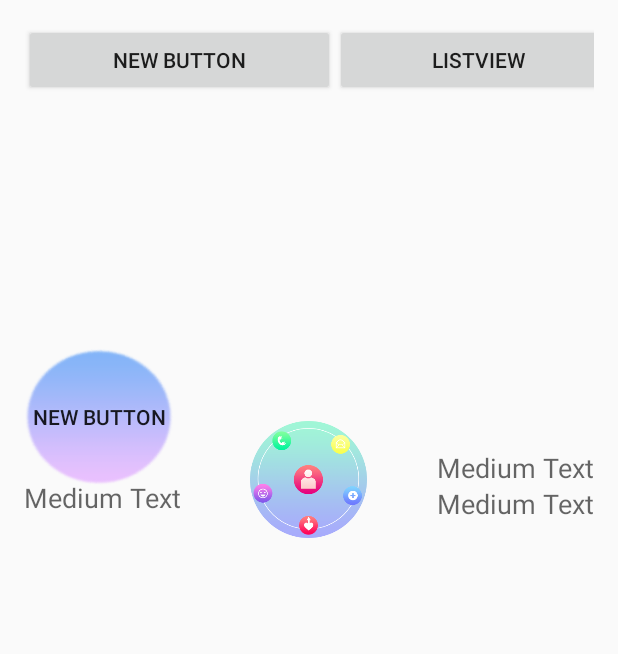
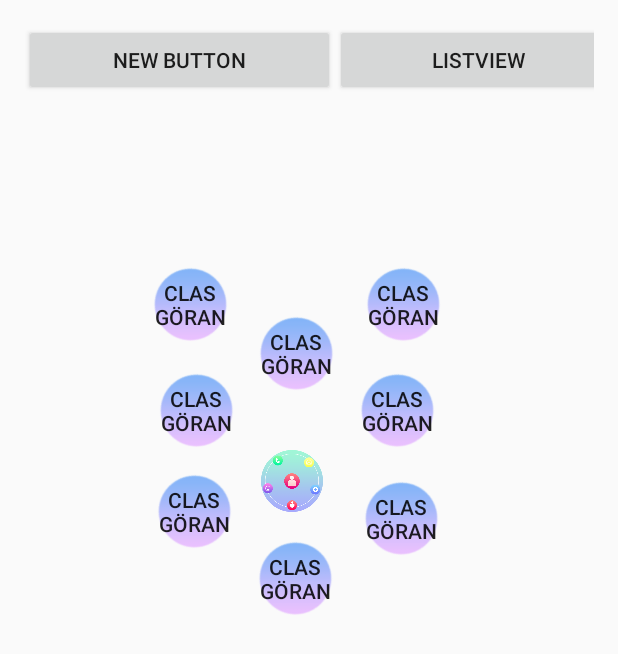
Before and after one commit to Kodmarden/MainResp, an Android app: the screen it shows after launch (MainActivity before the commit, Home after it), on a phone screen of 412 x 824 dp. Shown: the top 654 px of the screen. Run offline under Robolectric (Android 15) with nearby library versions, the phone set to English and light mode, and no system bars.

Commit message:
Big merge, wow. Now absolutelayout instead of many grids. Works with x,y cordinates

```diff
--- a/app/src/main/AndroidManifest.xml
+++ b/app/src/main/AndroidManifest.xml
@@ -8,7 +8,7 @@
         android:label="@string/app_name"
         android:theme="@style/AppTheme" >
         <activity
-            android:name=".MainActivity"
+            android:name=".Home"
             android:label="@string/app_name" >
             <intent-filter>
                 <action android:name="android.intent.action.MAIN" />
@@ -17,7 +17,7 @@
             </intent-filter>
         </activity>
         <activity
-            android:name=".meActivity"
+            android:name=".justNewAct"
             android:label="@string/title_activity_me" >
         </activity>
         <activity
--- a/app/src/main/java/com/example/olle/grafiskdel/MainActivity.java
+++ b/app/src/main/java/com/example/olle/grafiskdel/Home.java
@@ -14,7 +14,7 @@ import android.widget.TextView;
  * This class implements the interfaces OnTouchListener and OnDragListener
  * This means that the textviews and layouts can be implicitly assigned to View actions
  */
-public class MainActivity extends Activity implements View.OnTouchListener, View.OnDragListener
+public class Home extends Activity implements View.OnTouchListener, View.OnDragListener
 {
 
     final String LOGCAT = "debug";
@@ -25,19 +25,21 @@ public class MainActivity extends Activity implements View.OnTouchListener, View
     protected void onCreate(Bundle savedInstanceState)
     {
         super.onCreate(savedInstanceState);
-        setContentView(R.layout.activity_main);
-
+        setContentView(R.layout.absoluthome);
         /**
          * This is a really nifty way of assigning View events without locking it in.
          */
-        findViewById(R.id.button3).setOnTouchListener(this);
+
+        findViewById(R.id.contac1).setOnTouchListener(this);
+      //  findViewById(R.id.contac2).setOnTouchListener(this);
+     //   findViewById(R.id.contac3).setOnTouchListener(this);
+      //  findViewById(R.id.contac4).setOnTouchListener(this);
+      //  findViewById(R.id.button).setOnDragListener(this);
 
     }
 
     public boolean onTouch(View view, MotionEvent motionEvent) {
         if (motionEvent.getAction() == MotionEvent.ACTION_DOWN) {
-            shadowBuilder = new View.DragShadowBuilder(view);
-            view.startDrag(null, shadowBuilder, view, 0);
             //view.setVisibility(View.INVISIBLE);
             changeAct(view);
             return true;
@@ -48,9 +50,13 @@ public class MainActivity extends Activity implements View.OnTouchListener, View
 
     private void changeAct(View view) {
 
+        shadowBuilder = new View.DragShadowBuilder(view);
+        view.startDrag(null, shadowBuilder, view, 0);
+
         Intent changeAct;
         changeAct = new Intent(this, touchcontact.class);
         changeAct.putExtra("name", "igor");
+
         startActivity(changeAct);
     }
 
@@ -59,7 +65,6 @@ public class MainActivity extends Activity implements View.OnTouchListener, View
         switch (action) {
             case DragEvent.ACTION_DRAG_STARTED:
                 Log.d(LOGCAT, "Drag event started");
-                setVisibility(View.VISIBLE);
 
                 break;
             case DragEvent.ACTION_DRAG_ENTERED:
@@ -69,20 +74,9 @@ public class MainActivity extends Activity implements View.OnTouchListener, View
                 Log.d(LOGCAT, "Drag event exited from "+layoutview.toString());
                 break;
             case DragEvent.ACTION_DROP:
+
                 Log.d(LOGCAT, "Dropped");
                 View view = (View) dragevent.getLocalState();
-                //  layoutview.setBackgroundColor(Color.BLACK);
-                //((ViewGroup)layoutview).getChildAt(0).setBackgroundColor(Color.BLACK);
-                setVisibility(View.VISIBLE);
-
-                //layoutview.get
-                // ViewGroup owner = (ViewGroup) view.getParent();
-                // owner.setBackgroundColor(Color.BLACK);
-                //   owner.removeView(view);
-                //    LinearLayout container = (LinearLayout) layoutview;
-                //   container.addView(view);
-                //   view.setVisibility(View.VISIBLE);
-                //   setVisibility(View.INVISIBLE);
 
                 TextView call = (TextView)findViewById(R.id.Call);
                 call.setText("Bajs");
@@ -91,6 +85,9 @@ public class MainActivity extends Activity implements View.OnTouchListener, View
                 break;
             case DragEvent.ACTION_DRAG_ENDED:
                 Log.d(LOGCAT, "Drag ended");
+               // ((TextView) findViewById(R.id.button)).setText("Från Main");
+               // ((View)dragevent.getLocalState()).setVisibility(View.VISIBLE);
+
                 break;
             default:
                 break;
@@ -98,19 +95,9 @@ public class MainActivity extends Activity implements View.OnTouchListener, View
         return true;
     }
 
-    /**
-     * Sets visibility of aggregator TextViews
-     * @param a visible state
-     */
-    void setVisibility(int a)
-    {
-        for (int i = 0 ; i < _textView.length; i++)
-            _textView[i].setVisibility(a);
-    }
-
     public void me(View view) {
             Intent changeAct;
-        changeAct = new Intent(this, meActivity.class);
+        changeAct = new Intent(this, justNewAct.class);
         startActivity(changeAct);
 
     }
--- a/app/src/main/java/com/example/olle/grafiskdel/meActivity.java
+++ b/app/src/main/java/com/example/olle/grafiskdel/justNewAct.java
@@ -6,12 +6,12 @@ import android.view.Menu;
 import android.view.MenuItem;
 
 
-public class meActivity extends ActionBarActivity {
+public class justNewAct extends ActionBarActivity {
 
     @Override
     protected void onCreate(Bundle savedInstanceState) {
         super.onCreate(savedInstanceState);
-        setContentView(R.layout.activity_me);
+        setContentView(R.layout.configapp);
     }
 
 
--- a/app/src/main/java/com/example/olle/grafiskdel/touchcontact.java
+++ b/app/src/main/java/com/example/olle/grafiskdel/touchcontact.java
@@ -1,13 +1,11 @@
 package com.example.olle.grafiskdel;
 
-import android.graphics.Color;
 import android.support.v7.app.ActionBarActivity;
 import android.os.Bundle;
 import android.util.Log;
 import android.view.DragEvent;
 import android.view.MotionEvent;
 import android.view.View;
-import android.widget.ImageButton;
 import android.widget.TextView;
 
 
@@ -24,28 +22,18 @@ public class touchcontact extends ActionBarActivity implements View.OnTouchListe
          */
         findViewById(R.id.testAct).setOnTouchListener(this);
         findViewById(R.id.Call).setOnDragListener(this);
-
-        ImageButton img=new ImageButton(this);
-        img.setImageResource(R.drawable.dad);
-        View.DragShadowBuilder shadowBuilder2 = new View.DragShadowBuilder(img);
-        img.startDrag(null, shadowBuilder2, img, 0);
-
-
     }
-
 
     @Override
     public boolean onTouch(View view, MotionEvent motionEvent) {
         if (motionEvent.getAction() == MotionEvent.ACTION_DOWN) {
             View.DragShadowBuilder shadowBuilder2 = new View.DragShadowBuilder(view);
             view.startDrag(null, shadowBuilder2, view, 0);
-           // view.setVisibility(View.INVISIBLE);
             return true;
         } else {
             return false;
         }
     }
-
 
     public boolean onDrag(View layoutview, DragEvent dragevent) {
         int action = dragevent.getAction();
@@ -54,7 +42,6 @@ public class touchcontact extends ActionBarActivity implements View.OnTouchListe
                   Log.d(LOGCAT, "Drag event started");
                 System.out.println("Stoff");
                 //  setVisibility(View.VISIBLE);
-
                 break;
             case DragEvent.ACTION_DRAG_ENTERED:
                 System.out.println("Stoff");
@@ -68,8 +55,6 @@ public class touchcontact extends ActionBarActivity implements View.OnTouchListe
                 System.out.println("Stoff");
                 Log.d(LOGCAT, "Dropped");
                 View view = (View) dragevent.getLocalState();
-
-
                 TextView call = (TextView)findViewById(R.id.Call);
 
                 String value ="#";
@@ -77,15 +62,13 @@ public class touchcontact extends ActionBarActivity implements View.OnTouchListe
                 if (extras != null) {
                     value = extras.getString("name");
                 }
-
-              //  findViewById(R.id.touchcontact).setBackgroundColor(Color.BLACK);
                 ((TextView) findViewById(R.id.Call)).setText(value);
                 ((View)dragevent.getLocalState()).setVisibility(View.VISIBLE);
 
                 break;
             case DragEvent.ACTION_DRAG_ENDED:
                 Log.d(LOGCAT, "Drag ended");
-                System.out.println("Stoff");
+
                 break;
             default:
                 break;
--- /dev/null
+++ b/app/src/main/res/layout/absoluthome.xml
@@ -0,0 +1,157 @@
+<RelativeLayout xmlns:android="http://schemas.android.com/apk/res/android"
+    xmlns:tools="http://schemas.android.com/tools" android:layout_width="match_parent"
+    android:layout_height="match_parent" android:paddingLeft="@dimen/activity_horizontal_margin"
+    android:paddingRight="@dimen/activity_horizontal_margin"
+    android:paddingTop="@dimen/activity_vertical_margin"
+    android:paddingBottom="@dimen/activity_vertical_margin" tools:context=".MainActivity">
+
+    <LinearLayout
+        android:orientation="vertical"
+        android:layout_width="fill_parent"
+        android:layout_height="fill_parent"
+        android:layout_alignParentTop="true"
+        android:layout_alignParentLeft="true"
+        android:layout_alignParentStart="true"
+        android:layout_alignParentRight="true"
+        android:layout_alignParentEnd="true">
+
+        <LinearLayout
+            android:orientation="horizontal"
+            android:layout_width="match_parent"
+            android:layout_height="54dp"
+            android:layout_gravity="center_horizontal"
+            android:weightSum="1">
+
+            <Button
+                android:layout_width="wrap_content"
+                android:layout_height="wrap_content"
+                android:text="New Button"
+                android:id="@+id/button"
+                android:layout_weight="0.53" />
+
+            <Button
+                android:layout_width="wrap_content"
+                android:layout_height="wrap_content"
+                android:text="ListView"
+                android:id="@+id/button2"
+                android:layout_weight="0.57"
+                android:onClick="startListActivity"/>
+
+        </LinearLayout>
+
+        <AbsoluteLayout
+            android:layout_width="match_parent"
+            android:layout_height="499dp">
+
+                <Button
+                    android:layout_width="50dp"
+                    android:layout_height="50dp"
+                    android:text="Clas Göran"
+                    android:id="@+id/button3"
+                    android:background="@drawable/person_hl"
+                    android:layout_row="15"
+                    android:layout_column="16"
+                    android:layout_x="156dp"
+                    android:layout_y="291dp" />
+
+                <Button
+                    android:layout_width="50dp"
+                    android:layout_height="50dp"
+                    android:text="Clas Göran"
+                    android:id="@+id/contac1"
+                    android:background="@drawable/person_hl"
+                    android:layout_row="16"
+                    android:layout_column="15"
+                    android:layout_x="227dp"
+                    android:layout_y="251dp" />
+
+
+
+
+                <Button
+                    android:layout_width="50dp"
+                    android:layout_height="50dp"
+                    android:text="Clas Göran"
+                    android:id="@+id/button4"
+                    android:background="@drawable/person_hl"
+                    android:layout_row="16"
+                    android:layout_column="0"
+                    android:layout_x="224dp"
+                    android:layout_y="179dp" />
+
+                <Button
+                    android:layout_width="50dp"
+                    android:layout_height="50dp"
+                    android:text="Clas Göran"
+                    android:id="@+id/contac2"
+                    android:background="@drawable/person_hl"
+                    android:layout_row="17"
+                    android:layout_column="1"
+                    android:layout_x="228dp"
+                    android:layout_y="108dp" />
+
+
+                <Button
+                    android:layout_width="50dp"
+                    android:layout_height="50dp"
+                    android:text="Clas Göran"
+                    android:id="@+id/contac3"
+                    android:background="@drawable/person_hl"
+                    android:layout_row="1"
+                    android:layout_column="7"
+                    android:layout_x="90dp"
+                    android:layout_y="179dp" />
+
+                <Button
+                    android:layout_width="50dp"
+                    android:layout_height="50dp"
+                    android:text="Clas Göran"
+                    android:id="@+id/button5"
+                    android:background="@drawable/person_hl"
+                    android:layout_row="2"
+                    android:layout_column="8"
+                    android:layout_x="157dp"
+                    android:layout_y="141dp" />
+
+
+                <Button
+                    android:layout_width="50dp"
+                    android:layout_height="50dp"
+                    android:text="Clas Göran"
+                    android:id="@+id/contac4"
+                    android:background="@drawable/person_hl"
+                    android:layout_row="0"
+                    android:layout_column="1"
+                    android:layout_x="86dp"
+                    android:layout_y="108dp" />
+
+                <Button
+                    android:layout_width="50dp"
+                    android:layout_height="50dp"
+                    android:text="Clas Göran"
+                    android:id="@+id/button6"
+                    android:background="@drawable/person_hl"
+                    android:layout_row="1"
+                    android:layout_column="0"
+                    android:layout_x="89dp"
+                    android:layout_y="246dp" />
+
+
+            <ImageButton
+                android:layout_width="41dp"
+                android:layout_height="41dp"
+                android:id="@+id/imageButton"
+                android:layout_gravity="center"
+                android:src="@drawable/smart_logo"
+                android:scaleType="fitCenter"
+                android:adjustViewBounds="true"
+                android:background="@android:color/transparent"
+                android:clickable="true"
+                android:onClick="me"
+                android:layout_x="158dp"
+                android:layout_y="230dp" />
+
+        </AbsoluteLayout>
+
+    </LinearLayout>
+</RelativeLayout>
--- a/app/src/main/res/layout/activity_main.xml
+++ /dev/null
@@ -1,130 +0,0 @@
-<RelativeLayout xmlns:android="http://schemas.android.com/apk/res/android"
-    xmlns:tools="http://schemas.android.com/tools" android:layout_width="match_parent"
-    android:layout_height="match_parent" android:paddingLeft="@dimen/activity_horizontal_margin"
-    android:paddingRight="@dimen/activity_horizontal_margin"
-    android:paddingTop="@dimen/activity_vertical_margin"
-    android:paddingBottom="@dimen/activity_vertical_margin" tools:context=".MainActivity">
-
-    <LinearLayout
-        android:orientation="vertical"
-        android:layout_width="fill_parent"
-        android:layout_height="fill_parent"
-        android:layout_alignParentTop="true"
-        android:layout_alignParentLeft="true"
-        android:layout_alignParentStart="true"
-        android:layout_alignParentRight="true"
-        android:layout_alignParentEnd="true">
-
-        <LinearLayout
-            android:orientation="horizontal"
-            android:layout_width="match_parent"
-            android:layout_height="54dp"
-            android:layout_gravity="center_horizontal"
-            android:weightSum="1">
-
-            <Button
-                android:layout_width="wrap_content"
-                android:layout_height="wrap_content"
-                android:text="New Button"
-                android:id="@+id/button"
-                android:layout_weight="0.53" />
-
-            <Button
-                android:layout_width="wrap_content"
-                android:layout_height="wrap_content"
-                android:text="ListView"
-                android:id="@+id/button2"
-                android:layout_weight="0.57"
-                android:onClick="startListActivity"/>
-
-        </LinearLayout>
-
-        <FrameLayout
-            android:layout_width="match_parent"
-            android:layout_height="499dp">
-
-            <GridLayout
-                android:layout_width="173dp"
-                android:layout_height="254dp"
-                android:layout_gravity="left|top"
-                android:columnCount="4"
-                android:rowCount="17"
-                >
-
-
-                <Button
-                    android:layout_width="100dp"
-                    android:layout_height="92dp"
-                    android:text="New Button"
-                    android:id="@+id/button3"
-                    android:background="@drawable/person_hl"
-                    android:layout_row="16"
-                    android:layout_column="2" />
-            </GridLayout>
-
-            <GridLayout
-                android:layout_width="172dp"
-                android:layout_height="254dp"
-                android:layout_gravity="right|top">
-
-                <TextView
-                    android:layout_width="wrap_content"
-                    android:layout_height="wrap_content"
-                    android:textAppearance="?android:attr/textAppearanceMedium"
-                    android:text="Medium Text"
-                    android:id="@+id/textView"
-                    android:layout_row="13"
-                    android:layout_column="5" />
-            </GridLayout>
-
-            <GridLayout
-                android:layout_width="175dp"
-                android:layout_height="250dp"
-                android:columnCount="3"
-                android:rowCount="3"
-                android:layout_gravity="left|bottom"
-
-                >
-
-                <TextView
-                    android:layout_width="wrap_content"
-                    android:layout_height="wrap_content"
-                    android:textAppearance="?android:attr/textAppearanceMedium"
-                    android:text="Medium Text"
-                    android:id="@+id/textView2"
-                    android:layout_row="1"
-                    android:layout_column="1"
-                    />
-            </GridLayout>
-
-            <GridLayout
-                android:layout_width="175dp"
-                android:layout_height="246dp"
-                android:layout_gravity="right|bottom">
-
-                <TextView
-                    android:layout_width="wrap_content"
-                    android:layout_height="wrap_content"
-                    android:textAppearance="?android:attr/textAppearanceMedium"
-                    android:text="Medium Text"
-                    android:id="@+id/textView4"
-                    android:layout_row="0"
-                    android:layout_column="4" />
-            </GridLayout>
-
-            <ImageButton
-                android:layout_width="78dp"
-                android:layout_height="78dp"
-                android:id="@+id/imageButton"
-                android:layout_gravity="center"
-                android:src="@drawable/smart_logo"
-                android:scaleType="fitCenter"
-                android:adjustViewBounds="true"
-                android:background="@android:color/transparent"
-                android:clickable="true"
-                android:onClick="me" />
-
-        </FrameLayout>
-
-    </LinearLayout>
-</RelativeLayout>
--- a/app/src/main/res/layout/activity_touchcontact.xml
+++ b/app/src/main/res/layout/activity_touchcontact.xml
@@ -50,7 +50,7 @@
     <Button
         android:layout_width="wrap_content"
         android:layout_height="wrap_content"
-        android:text="New Button"
+        android:text="test drag button"
         android:id="@+id/testAct"
         android:layout_centerVertical="true"
         android:layout_centerHorizontal="true" />
@@ -64,4 +64,5 @@
         android:layout_alignRight="@+id/textView6"
         android:layout_alignEnd="@+id/textView6"
         android:layout_marginTop="152dp" />
+
 </RelativeLayout>
--- a/app/src/main/res/menu/menu_me.xml
+++ b/app/src/main/res/menu/menu_me.xml
@@ -1,7 +1,7 @@
 <menu xmlns:android="http://schemas.android.com/apk/res/android"
     xmlns:app="http://schemas.android.com/apk/res-auto"
     xmlns:tools="http://schemas.android.com/tools"
-    tools:context="com.example.olle.grafiskdel.meActivity">
+    tools:context="com.example.olle.grafiskdel.justNewAct">
     <item android:id="@+id/action_settings" android:title="@string/action_settings"
         android:orderInCategory="100" app:showAsAction="never" />
 </menu>
```
Also changed, not shown: 1 other file.
